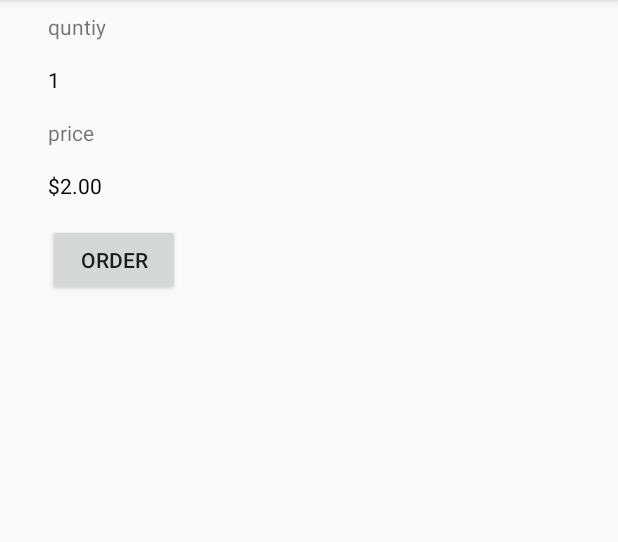
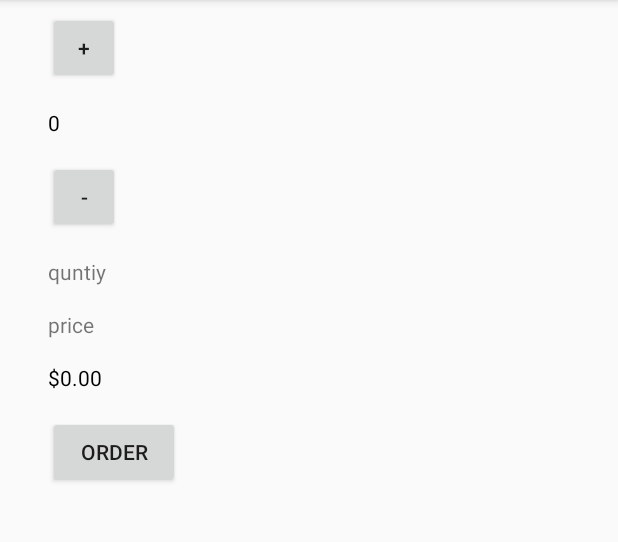
Before and after one commit to altysh2009/Justjava, an Android app: the screen it shows after launch (MainActivity), after a tap on "ORDER", on a phone screen of 412 x 824 dp, the part 84-626 px from its top. Run offline under Robolectric (Android 15) with nearby library versions, the phone set to English and light mode, and no system bars.

Commit message:
plus and mines bottoms

```diff
--- a/app/src/main/java/com/example/altysh/justjava/MainActivity.java
+++ b/app/src/main/java/com/example/altysh/justjava/MainActivity.java
@@ -10,8 +10,9 @@ import java.text.NumberFormat;
 /**
  * This app displays an order form to order coffee.
  */
+
 public class MainActivity extends ActionBarActivity {
-
+    int a=0;
     @Override
     protected void onCreate(Bundle savedInstanceState) {
         super.onCreate(savedInstanceState);
@@ -22,8 +23,21 @@ public class MainActivity extends ActionBarActivity {
      * This method is called when the order button is clicked.
      */
     public void submitOrder(View view) {
-        display(1);
-        displayPrice(2);
+        int numberOfCoffees=a;
+        display(numberOfCoffees);
+        displayPrice(numberOfCoffees*5);
+    }
+    public void increment(View view) {
+        int numberOfCoffees=1;
+        a+=numberOfCoffees;
+        display(a);
+        displayPrice(a*5);
+    }
+    public void decrement(View view) {
+        int numberOfCoffees=1;
+        a-=numberOfCoffees;
+        display(a);
+        displayPrice(a*5);
     }
 
     /**
--- a/app/src/main/res/layout/activity_main.xml
+++ b/app/src/main/res/layout/activity_main.xml
@@ -6,18 +6,16 @@
     android:orientation="vertical"
 
     tools:context="com.example.altysh.justjava.MainActivity">
-
-    <TextView
-        android:id="@+id/textView"
-        android:layout_width="wrap_content"
-        android:layout_height="wrap_content"
-        android:text="quntiy"
+    <Button
+        android:id="@+id/plus"
+        android:layout_width="48dp"
+        android:layout_height="48dp"
+        android:text="+"
         android:layout_marginTop="8dp"
         android:layout_marginBottom="8dp"
-        android:layout_marginLeft="32dp"/>
 
-
-
+        android:layout_marginLeft="32dp"
+        android:onClick="increment"/>
     <TextView
         android:id="@+id/quantity_text_view"
         android:layout_width="wrap_content"
@@ -31,6 +29,30 @@
         android:text="0"
         android:textColor="#000000"
         android:textAppearance="?android:attr/textAppearanceSmall" />
+
+
+    <Button
+        android:id="@+id/munis"
+        android:layout_width="48dp"
+        android:layout_height="48dp"
+        android:text="-"
+        android:layout_marginTop="8dp"
+        android:layout_marginBottom="8dp"
+
+        android:layout_marginLeft="32dp"
+        android:onClick="decrement"/>
+    <TextView
+        android:id="@+id/textView"
+        android:layout_width="wrap_content"
+        android:layout_height="wrap_content"
+        android:text="quntiy"
+        android:layout_marginTop="8dp"
+        android:layout_marginBottom="8dp"
+        android:layout_marginLeft="32dp"/>
+
+
+
+
     <TextView
     android:id="@+id/textView2"
     android:layout_width="wrap_content"
```
